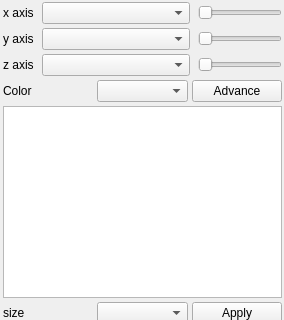
Before: the Qt Designer form glue_vispy_viewers/scatter/options_widget.ui in glue-viz/glue-vispy-viewers, drawn with Qt 5; both pictures show x 0 to 284 and y 0 to 320 of the 284 by 530 pixel window.
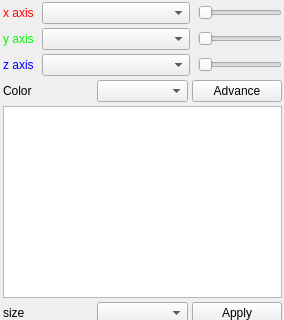
After: the same form once the commit is applied.

Commit message: label text

```diff
--- a/glue_vispy_viewers/scatter/options_widget.ui
+++ b/glue_vispy_viewers/scatter/options_widget.ui
@@ -70,7 +70,7 @@
         <item>
          <widget class="QLabel" name="xlabel">
           <property name="text">
-           <string>x axis</string>
+           <string>&lt;html&gt;&lt;head/&gt;&lt;body&gt;&lt;p&gt;&lt;span style=&quot; color:#ff0000;&quot;&gt;x axis&lt;/span&gt;&lt;/p&gt;&lt;/body&gt;&lt;/html&gt;</string>
           </property>
          </widget>
         </item>
@@ -107,7 +107,7 @@
         <item>
          <widget class="QLabel" name="ylabel">
           <property name="text">
-           <string>y axis</string>
+           <string>&lt;html&gt;&lt;head/&gt;&lt;body&gt;&lt;p&gt;&lt;span style=&quot; color:#00ff00;&quot;&gt;y axis&lt;/span&gt;&lt;/p&gt;&lt;/body&gt;&lt;/html&gt;</string>
           </property>
          </widget>
         </item>
@@ -144,7 +144,7 @@
         <item>
          <widget class="QLabel" name="zlabel">
           <property name="text">
-           <string>z axis</string>
+           <string>&lt;html&gt;&lt;head/&gt;&lt;body&gt;&lt;p&gt;&lt;span style=&quot; color:#0000ff;&quot;&gt;z axis&lt;/span&gt;&lt;/p&gt;&lt;/body&gt;&lt;/html&gt;</string>
           </property>
          </widget>
         </item>
```
